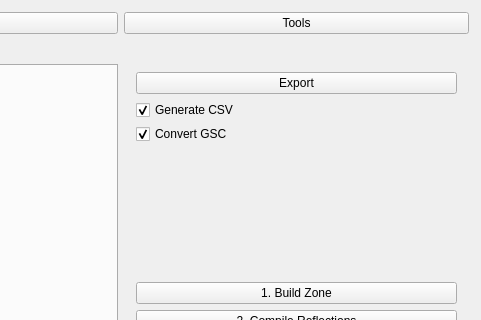
Above: H1ModTools/H1ModTools.ui from Joelrau/H1ModTools before the change; both pictures show x 239 to 720 and y 0 to 320 of the 720 by 800 pixel window. Below: the same form after it.
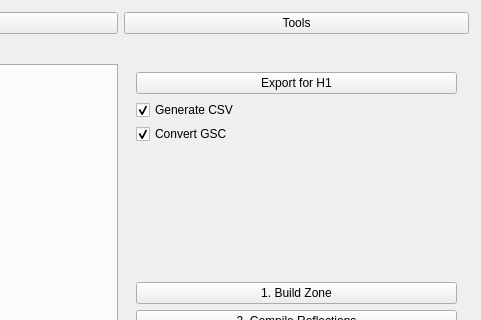
That is the form after the change. Icons and pictures are not drawn.

Commit message: use visible instead of enabled & cleanup

Patch:
```diff
--- a/H1ModTools/H1ModTools.ui
+++ b/H1ModTools/H1ModTools.ui
@@ -126,7 +126,7 @@
        <item>
         <widget class="QPushButton" name="exportButton">
          <property name="text">
-          <string>Export</string>
+          <string>Export for H1</string>
          </property>
         </widget>
        </item>
```
The commit also changes 2 other files.
